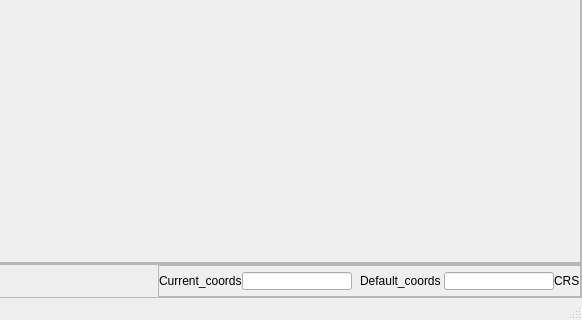
The window that ui/DevUI.ui (MasaHiroSaber/PyQGIS_Development) describes before a commit, drawn with Qt 5; both pictures show x 442 to 1024 and y 448 to 768 of the 1024 by 768 pixel window.
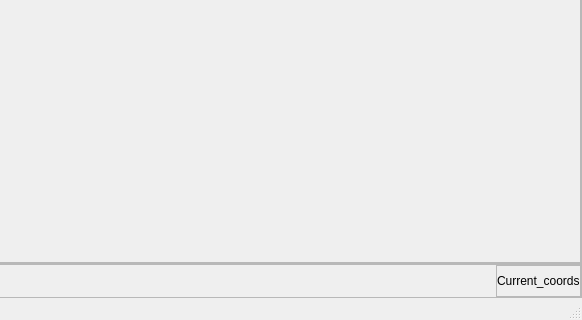
The same window after the commit. Icons and pictures are not drawn.

```diff
--- a/ui/DevUI.ui
+++ b/ui/DevUI.ui
@@ -740,40 +740,6 @@
                 </property>
                </widget>
               </item>
-              <item>
-               <widget class="QLineEdit" name="edit_coords_value">
-                <property name="styleSheet">
-                 <string notr="true">padding-left: 1px;
-padding-right: 1px;</string>
-                </property>
-               </widget>
-              </item>
-              <item>
-               <widget class="QLabel" name="label_coords_default_name">
-                <property name="styleSheet">
-                 <string notr="true">padding: 0px;
-margin-left: 5px</string>
-                </property>
-                <property name="text">
-                 <string>Default_coords</string>
-                </property>
-               </widget>
-              </item>
-              <item>
-               <widget class="QLineEdit" name="edit_coords_default_value">
-                <property name="styleSheet">
-                 <string notr="true">padding-left: 1px;
-padding-right:1px;</string>
-                </property>
-               </widget>
-              </item>
-              <item>
-               <widget class="QLabel" name="label_crs">
-                <property name="text">
-                 <string>CRS</string>
-                </property>
-               </widget>
-              </item>
              </layout>
             </widget>
            </item>
```
